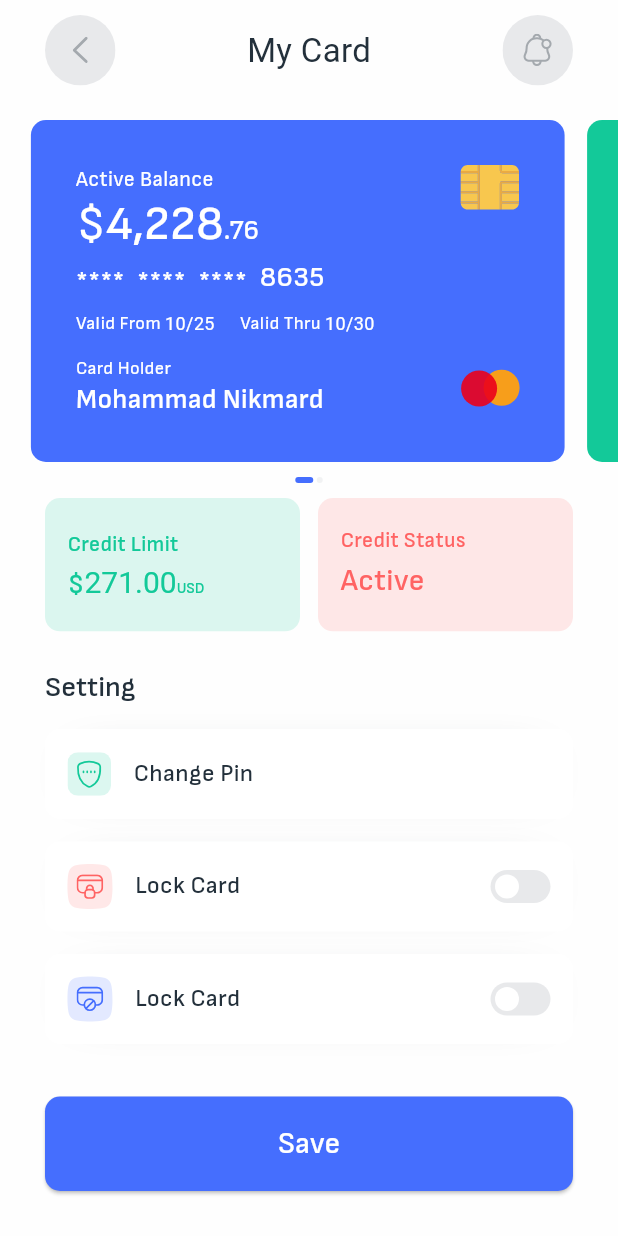
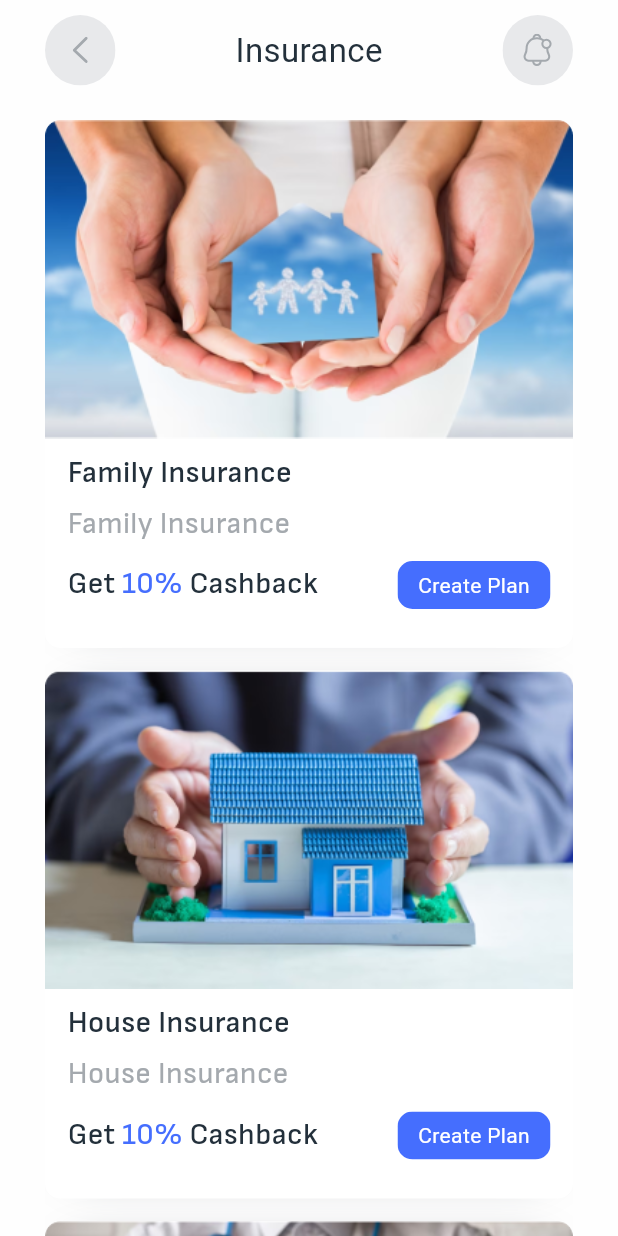
Before and after one commit to Mohammad-Nikmard/Fintech, a Flutter app: the screen it shows after launch, on a phone screen of 412 x 824 dp. Run offline on Flutter 3.47's test engine with Material 3 defaults, Android fonts, the phone set to English and light mode, and no system bars; drawn by our look-alikes of flutter_switch, smooth_page_indicator; our stand-ins replace flutter_svg, get_it, pinput; Roboto replaces fonts that are missing (SB); project files that could hold a hidden picture were left out.

Commit message:
feat: add insurance list

```diff
--- a/lib/main.dart
+++ b/lib/main.dart
@@ -1,6 +1,6 @@
 import 'package:fintech/DI/service_locator.dart';
 import 'package:fintech/theme/light_theme.dart';
-import 'package:fintech/ui/card_setting_screen.dart';
+import 'package:fintech/ui/insurance_screen.dart';
 import 'package:flutter/material.dart';
 
 void main() {
@@ -16,7 +16,7 @@ class MyApp extends StatelessWidget {
   Widget build(BuildContext context) {
     return MaterialApp(
       debugShowCheckedModeBanner: false,
-      home: CardSettingScreen(
+      home: InsuranceScreen(
         mediaQuery: locator.get(),
       ),
       theme: lightTheme,
--- /dev/null
+++ b/lib/ui/insurance_screen.dart
@@ -0,0 +1,226 @@
+import 'package:fintech/constatns/color_constants.dart';
+import 'package:fintech/util/extensions/theme_extension.dart';
+import 'package:fintech/util/mediaquery_handler.dart';
+import 'package:fintech/widget/custom_appbar.dart';
+import 'package:flutter/material.dart';
+
+class InsuranceScreen extends StatefulWidget {
+  const InsuranceScreen({
+    super.key,
+    required this.mediaQuery,
+  });
+  final MediaQueryHandler mediaQuery;
+
+  @override
+  State<InsuranceScreen> createState() => _InsuranceScreenState();
+}
+
+class _InsuranceScreenState extends State<InsuranceScreen> {
+  int progressIndicator = 0;
+  @override
+  Widget build(BuildContext context) {
+    return Scaffold(
+      backgroundColor: context.background,
+      body: SafeArea(
+        child: Padding(
+          padding: const EdgeInsets.symmetric(horizontal: 30),
+          child: Stack(
+            children: [
+              if (progressIndicator == 0) ...{
+                Padding(
+                  padding: const EdgeInsets.only(top: 80),
+                  child: _InsuranceList(
+                    mediaQuery: widget.mediaQuery,
+                    onTapped: () {
+                      setState(() {
+                        progressIndicator = 1;
+                      });
+                    },
+                  ),
+                ),
+              } else if (progressIndicator == 1)
+                ...{}
+              else if (progressIndicator == 2)
+                ...{}
+              else if (progressIndicator == 3)
+                ...{}
+              else if (progressIndicator == 4)
+                ...{},
+              Padding(
+                padding: const EdgeInsets.only(top: 10),
+                child: CustomAppbar(
+                  title: (progressIndicator < 3) ? 'Insurance' : 'Confirmation',
+                  leftIcon: (progressIndicator > 4)
+                      ? 'my_photo.jpg'
+                      : 'icon_arrow_left',
+                  isLeftProfile: (progressIndicator > 4) ? true : false,
+                  rightIcon: 'icon_notification',
+                ),
+              ),
+            ],
+          ),
+        ),
+      ),
+    );
+  }
+}
+
+class _InsuranceList extends StatefulWidget {
+  const _InsuranceList({
+    required this.mediaQuery,
+    required this.onTapped,
+  });
+  final MediaQueryHandler mediaQuery;
+  final VoidCallback onTapped;
+
+  @override
+  State<_InsuranceList> createState() => _InsuranceListState();
+}
+
+class _InsuranceListState extends State<_InsuranceList> {
+  List<String> insuranceList = [
+    'Family Insurance',
+    'House Insurance',
+    'Health Insurance',
+  ];
+  @override
+  Widget build(BuildContext context) {
+    return Column(
+      children: [
+        Expanded(
+          child: ListView.builder(
+            itemBuilder: (context, index) {
+              return Padding(
+                padding: const EdgeInsets.only(bottom: 15),
+                child: Container(
+                  width: widget.mediaQuery.screenWidth(context),
+                  height: 352,
+                  decoration: const BoxDecoration(
+                    color: Colors.white,
+                    borderRadius: BorderRadius.all(
+                      Radius.circular(10),
+                    ),
+                    boxShadow: [
+                      BoxShadow(
+                        offset: Offset(0, 0),
+                        spreadRadius: -18,
+                        blurRadius: 25,
+                        color: AppColor.greyColor200,
+                      ),
+                    ],
+                  ),
+                  child: Column(
+                    children: [
+                      ClipRRect(
+                        borderRadius: const BorderRadius.only(
+                          topLeft: Radius.circular(10),
+                          topRight: Radius.circular(10),
+                        ),
+                        child: SizedBox(
+                          height: 221,
+                          width: double.infinity,
+                          child: Column(
+                            children: [
+                              Image.asset(
+                                'assets/images/${insuranceList[index]}.png',
+                              ),
+                            ],
+                          ),
+                        ),
+                      ),
+                      Padding(
+                        padding: const EdgeInsets.symmetric(horizontal: 15),
+                        child: Column(
+                          crossAxisAlignment: CrossAxisAlignment.start,
+                          children: [
+                            Text(
+                              insuranceList[index],
+                              style: const TextStyle(
+                                fontFamily: 'SSB',
+                                fontSize: 20,
+                                color: AppColor.blackColor,
+                              ),
+                            ),
+                            const SizedBox(height: 5),
+                            Text(
+                              insuranceList[index],
+                              style: const TextStyle(
+                                fontFamily: 'SR',
+                                fontSize: 20,
+                                color: AppColor.greyColor200,
+                              ),
+                            ),
+                            const SizedBox(height: 10),
+                            Row(
+                              children: [
+                                const Row(
+                                  children: [
+                                    Text(
+                                      'Get ',
+                                      style: TextStyle(
+                                        fontFamily: 'SM',
+                                        fontSize: 20,
+                                        color: AppColor.blackColor,
+                                      ),
+                                    ),
+                                    Text(
+                                      '10% ',
+                                      style: TextStyle(
+                                        fontFamily: 'SM',
+                                        fontSize: 20,
+                                        color: AppColor.blueColor,
+                                      ),
+                                    ),
+                                    Text(
+                                      'Cashback',
+                                      style: TextStyle(
+                                        fontFamily: 'SM',
+                                        fontSize: 20,
+                                        color: AppColor.blackColor,
+                                      ),
+                                    ),
+                                  ],
+                                ),
+                                const Spacer(),
+                                ClipRRect(
+                                  borderRadius: const BorderRadius.all(
+                                      Radius.circular(10)),
+                                  child: GestureDetector(
+                                    onTap: () {
+                                      widget.onTapped();
+                                    },
+                                    child: const SizedBox(
+                                      height: 32,
+                                      width: 102,
+                                      child: ColoredBox(
+                                        color: AppColor.blueColor,
+                                        child: Center(
+                                          child: Text(
+                                            'Create Plan',
+                                            style: TextStyle(
+                                              color: Colors.white,
+                                              fontSize: 14,
+                                            ),
+                                          ),
+                                        ),
+                                      ),
+                                    ),
+                                  ),
+                                ),
+                              ],
+                            ),
+                          ],
+                        ),
+                      ),
+                    ],
+                  ),
+                ),
+              );
+            },
+            itemCount: insuranceList.length,
+          ),
+        ),
+      ],
+    );
+  }
+}
```
Also changed, not shown: assets/images/Family Insurance.png (added), assets/images/Health Insurance.png (added), assets/images/House Insurance.png (added).
